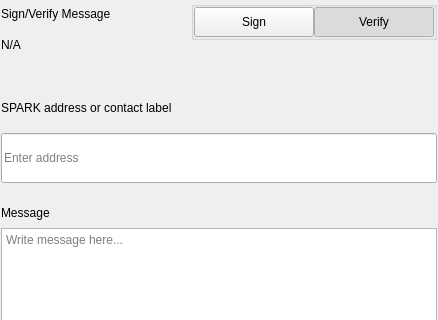
First picture: the form in src/qt/spark/settings/forms/settingssignmessagewidgets.ui, repository SparkBaseHub/SparkbaseToken, before the edit; both pictures show x 0 to 438 and y 0 to 320 of the 438 by 579 pixel window.
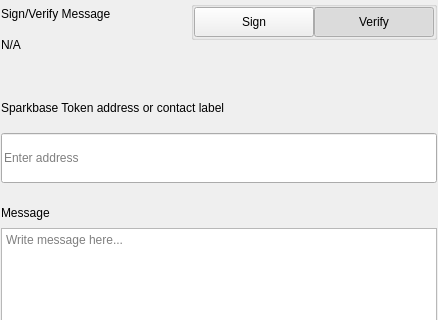
Second picture: the form after the edit.

Commit message: Sparkbase Token updates

The edit to the form file:
```diff
--- a/src/qt/spark/settings/forms/settingssignmessagewidgets.ui
+++ b/src/qt/spark/settings/forms/settingssignmessagewidgets.ui
@@ -276,7 +276,7 @@
                </size>
               </property>
               <property name="text">
-               <string>SPARK address or contact label</string>
+               <string>Sparkbase Token address or contact label</string>
               </property>
              </widget>
             </item>
```
The commit also changes 133 other files.
